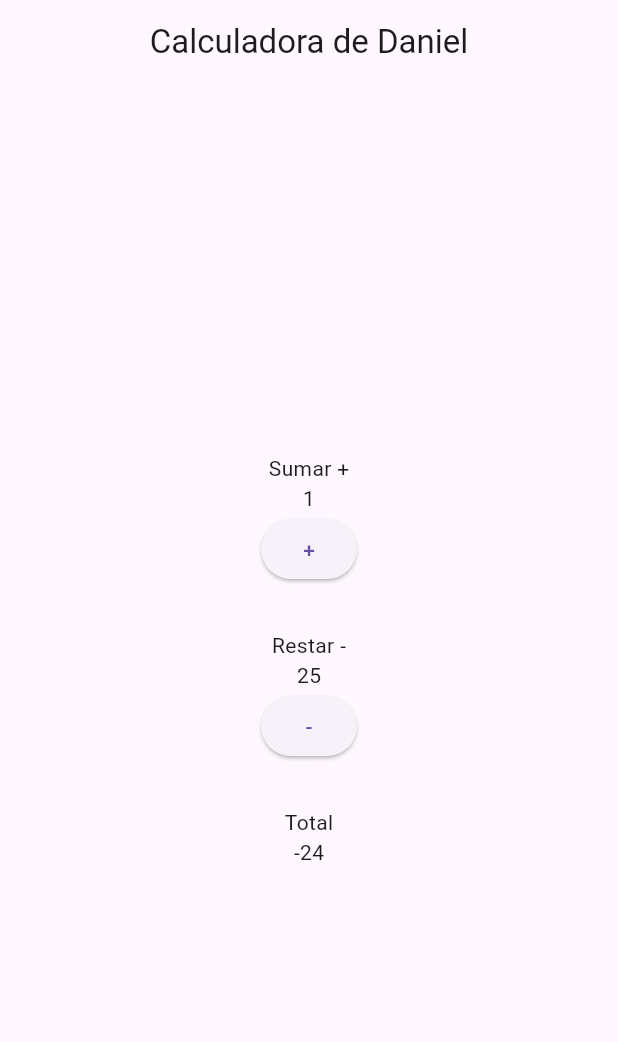
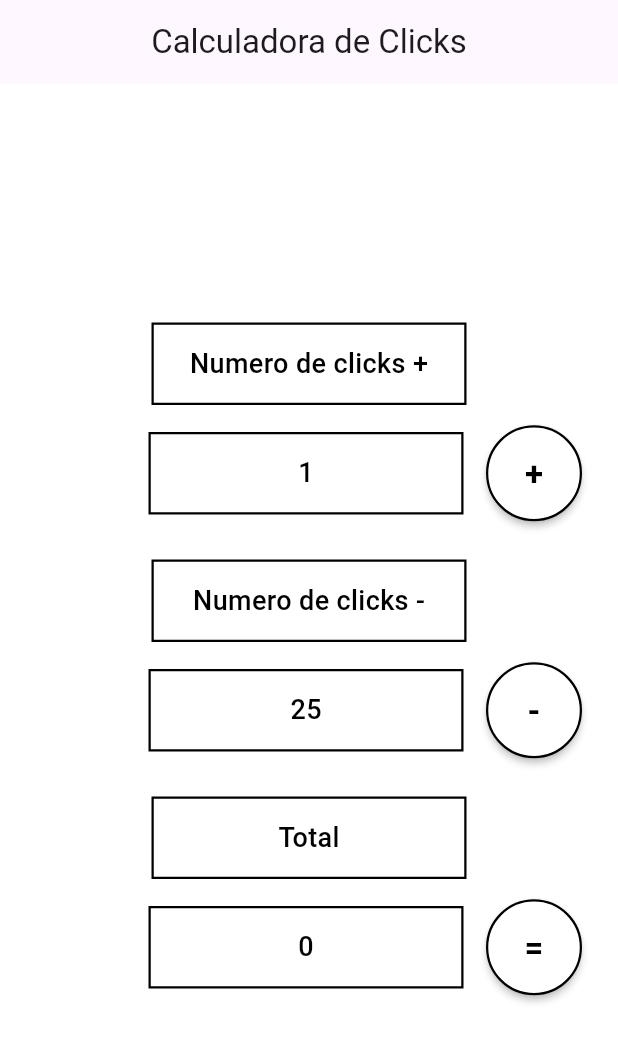
Before and after one commit to danpzZz/Calculadora_Flutter_Grupo_3, a Flutter app: the screen it shows after launch, after a tap on an icon or button, on a phone screen of 412 x 824 dp. Shown: the top 1042 px of the screen. Run offline on Flutter 3.47's test engine with Material 3 defaults, Android fonts, the phone set to English and light mode, and no system bars.

Commit message:
calculadora

```diff
--- a/lib/Presentacion/Screens/calculadora.dart
+++ b/lib/Presentacion/Screens/calculadora.dart
@@ -1,64 +1,133 @@
-
 import 'package:flutter/material.dart';
 
-void main() {
-  runApp(const MaterialApp(
-    debugShowCheckedModeBanner: false,
-    home: Calculadora(),
-  ));
+class Pantalla extends StatefulWidget {
+  const Pantalla({super.key});
+
+  @override
+  State<Pantalla> createState() => _PantallaState();
 }
 
-class Calculadora extends StatefulWidget {
-  const Calculadora({super.key});
+class _PantallaState extends State<Pantalla> {
+  // Variables de estado: contador menos inicia en 25
+  int _clicksMas = 0;
+  int _clicksMenos = 25;
+  int _total = 0;
 
-  @override
-  State<Calculadora> createState() => _CalculadoraState();
+  void _incrementarMas() {
+    setState(() {
+      _clicksMas++;
+    });
   }
 
-class _CalculadoraState extends State<Calculadora> {
-  int numero1 = 0;
-  int numero2 = 25;
+  void _decrementarMenos() {
+    setState(() {
+      _clicksMenos--;
+    });
+  }
+
+  // Cálculo de abajo hacia arriba: clicks menos - clicks más
+  void _calcularTotal() {
+    setState(() {
+      _total = _clicksMenos - _clicksMas;
+    });
+  }
+
+  Widget _construirCaja(String texto) {
+    return Container(
+      width: 210,
+      height: 55,
+      alignment: Alignment.center,
+      decoration: BoxDecoration(
+        color: Colors.white,
+        border: Border.all(color: Colors.black, width: 1.5),
+      ),
+      child: Text(
+        texto,
+        style: const TextStyle(
+          fontSize: 18,
+          fontWeight: FontWeight.w500,
+          color: Colors.black,
+        ),
+      ),
+    );
+  }
+
+  Widget _construirBotonCircular(String simbolo, VoidCallback alPresionar) {
+    return ElevatedButton(
+      onPressed: alPresionar,
+      style: ElevatedButton.styleFrom(
+        shape: const CircleBorder(
+          side: BorderSide(color: Colors.black, width: 1.5),
+        ),
+        padding: const EdgeInsets.all(18),
+        backgroundColor: Colors.white,
+        foregroundColor: Colors.black,
+        elevation: 2,
+      ),
+      child: Text(
+        simbolo,
+        style: const TextStyle(fontSize: 22, fontWeight: FontWeight.bold),
+      ),
+    );
+  }
 
   @override
   Widget build(BuildContext context) {
     return Scaffold(
+      backgroundColor: Colors.white,
       appBar: AppBar(
-        title: const Text("Calculadora de Daniel"),
+        title: const Text('Calculadora de Clicks'),
         centerTitle: true,
       ),
       body: Center(
+        child: SingleChildScrollView(
           child: Column(
             mainAxisAlignment: MainAxisAlignment.center,
             children: [
-            const Text("Sumar +"),
-            Text("$numero1"),
-            ElevatedButton(
-              onPressed: () {
-                setState(() {
-                  numero1++;
-                });
-              },
-              child: const Text("+"),
+              // --- SECCIÓN: CLICKS + ---
+              _construirCaja('Numero de clicks +'),
+              const SizedBox(height: 12),
+              Row(
+                mainAxisAlignment: MainAxisAlignment.center,
+                children: [
+                  const SizedBox(width: 75),
+                  _construirCaja('$_clicksMas'),
+                  const SizedBox(width: 15),
+                  _construirBotonCircular('+', _incrementarMas),
+                ],
               ),
 
-            const SizedBox(height: 30),
+              const SizedBox(height: 24),
 
-            const Text("Restar -"),
-            Text("$numero2"),
-            ElevatedButton(
-              onPressed: () {
-                setState(() {
-                  numero2--;
-                });
-              },
-              child: const Text("-"),
+              // --- SECCIÓN: CLICKS - ---
+              _construirCaja('Numero de clicks -'),
+              const SizedBox(height: 12),
+              Row(
+                mainAxisAlignment: MainAxisAlignment.center,
+                children: [
+                  const SizedBox(width: 75),
+                  _construirCaja('$_clicksMenos'),
+                  const SizedBox(width: 15),
+                  _construirBotonCircular('-', _decrementarMenos),
+                ],
               ),
 
-            const SizedBox(height: 30),
+              const SizedBox(height: 24),
 
-            const Text("Total"),
-            Text("${numero1 - numero2}"),
+              // --- SECCIÓN: TOTAL ---
+              _construirCaja('Total'),
+              const SizedBox(height: 12),
+              Row(
+                mainAxisAlignment: MainAxisAlignment.center,
+                children: [
+                  const SizedBox(width: 75),
+                  _construirCaja('$_total'),
+                  const SizedBox(width: 15),
+                  _construirBotonCircular('=', _calcularTotal),
                 ],
+              ),
+            ],
+          ),
         ),
       ),
     );
--- a/lib/main.dart
+++ b/lib/main.dart
@@ -1,9 +1,8 @@
 import 'package:flutter/material.dart';
-import 'package:flutter_application_1/Presentacion/Screens/calculadora.dart';
-
+import 'presentacion/screens/calculadora.dart';
 
 void main() {
-  runApp(MyApp());
+  runApp(const MyApp());
 }
 
 class MyApp extends StatelessWidget {
@@ -13,7 +12,11 @@ class MyApp extends StatelessWidget {
   Widget build(BuildContext context) {
     return MaterialApp(
       debugShowCheckedModeBanner: false,
-      home: Calculadora(),
+      title: 'Calculadora Flutter',
+      theme: ThemeData(
+        useMaterial3: true,
+      ),
+      home: const Pantalla(),
     );
   }
 }
```
Also changed, not shown: pubspec.lock. Lines whose indentation alone changed are shown as unchanged.
